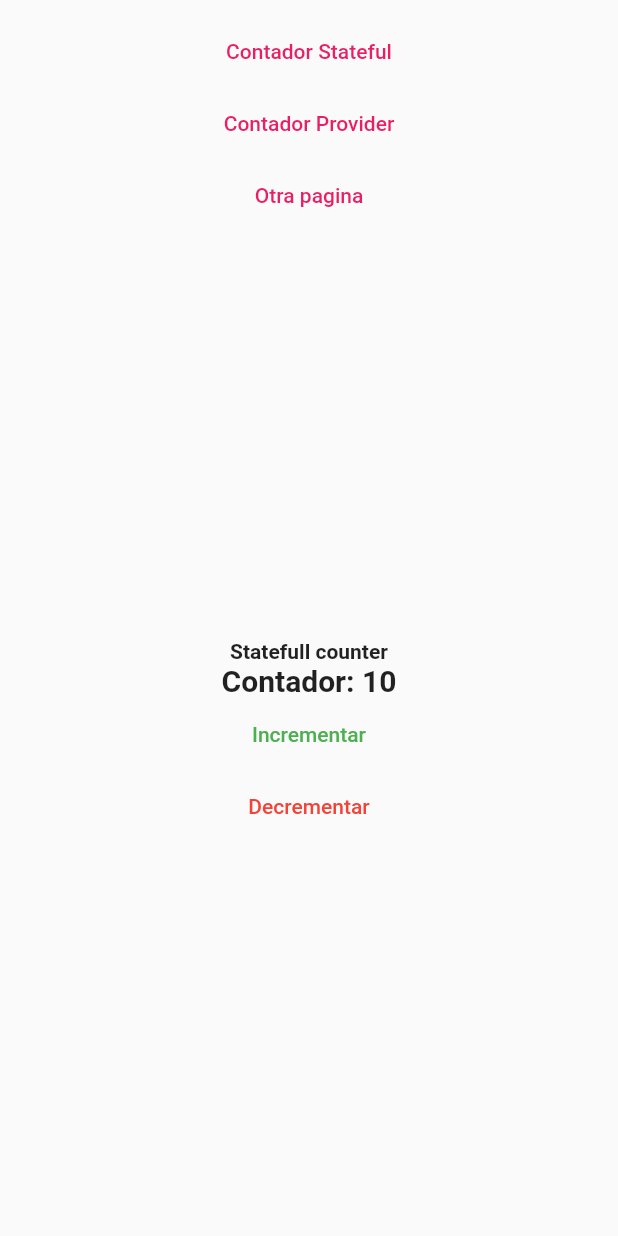
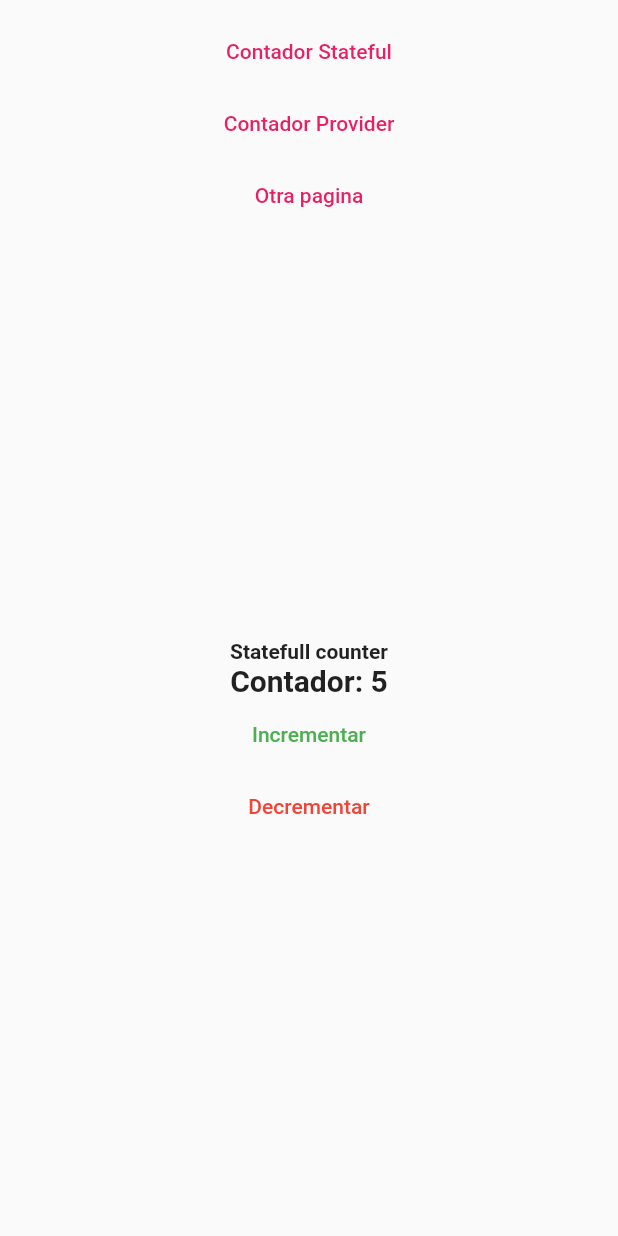
Before and after one commit to RobertoMdz/flutter-web-bases, a Flutter app: the screen it shows after launch, after a tap on "Contador Stateful", on a phone screen of 412 x 824 dp. Run offline on Flutter 3.47's test engine with Material 2 defaults, Android fonts, the phone set to English and light mode, and no system bars; our stand-ins replace fluro, get_it.

```diff
--- a/lib/main.dart
+++ b/lib/main.dart
@@ -1,11 +1,12 @@
 import 'package:bases_web/locator.dart';
 import 'package:bases_web/services/navigation_service.dart';
 import 'package:bases_web/ui/layout/main_layout_page.dart';
-import 'package:bases_web/ui/router/route_generator.dart';
+import 'package:bases_web/ui/router/router.dart';
 import 'package:flutter/material.dart';
 
 void main() {
   setupLocator();
+  Flurorouter.configureRoutes();
 
   runApp(MyApp());
 }
@@ -15,8 +16,10 @@ class MyApp extends StatelessWidget {
   Widget build(BuildContext context) {
     return MaterialApp(
       title: 'Material App',
-      initialRoute: '/stateful',
-      onGenerateRoute: RouteGenerator.generateRoute,
+      initialRoute: '/',
+      //onGenerateRoute: RouteGenerator.generateRoute,
+      onGenerateRoute: (routeSettigns) =>
+          Flurorouter.router.generator(routeSettigns),
       navigatorKey: locator<NavigationService>().navigatorKey,
       builder: (_, child) {
         return MainLayoutPge(child: child!);
--- a/lib/ui/router/route_generator.dart
+++ b/lib/ui/router/route_generator.dart
@@ -9,7 +9,11 @@ class RouteGenerator {
   static Route<dynamic> generateRoute(RouteSettings settings) {
     switch (settings.name) {
       case '/stateful':
-        return _fadeRoute(CounterView(), '/stateful');
+        return _fadeRoute(
+            CounterView(
+              base: '5',
+            ),
+            '/stateful');
       case '/provider':
         return _fadeRoute(CounterProviderView(), '/provider');
       default:
--- /dev/null
+++ b/lib/ui/router/router.dart
@@ -0,0 +1,57 @@
+import 'package:bases_web/ui/views/counter_provider_view.dart';
+import 'package:bases_web/ui/views/counter_view.dart';
+import 'package:bases_web/ui/views/page_404_view.dart';
+import 'package:fluro/fluro.dart';
+
+class Flurorouter {
+  static final FluroRouter router = FluroRouter();
+  static void configureRoutes() {
+    router.define(
+      '/',
+      handler: _counterHandler,
+      transitionType: TransitionType.fadeIn,
+    );
+
+    router.define(
+      '/stateful',
+      handler: _counterHandler,
+      transitionType: TransitionType.fadeIn,
+    );
+
+    router.define(
+      '/stateful/:base',
+      handler: _counterHandler,
+      transitionType: TransitionType.fadeIn,
+    );
+
+    router.define(
+      '/provider',
+      handler: _counterProviderHandler,
+      transitionType: TransitionType.fadeIn,
+    );
+
+    router.notFoundHandler = _pageNotFoundHanldler;
+  }
+
+  // Handlers
+  static Handler _counterHandler = Handler(
+    handlerFunc: (context, params) {
+      print(params);
+      return CounterView(
+        base: params['base']?[0] ?? '5',
+      );
+    },
+  );
+
+  static Handler _counterProviderHandler = Handler(
+    handlerFunc: (context, params) {
+      return CounterProviderView();
+    },
+  );
+
+  static Handler _pageNotFoundHanldler = Handler(
+    handlerFunc: (_, __) {
+      return Page404View();
+    },
+  );
+}
--- a/lib/ui/views/counter_view.dart
+++ b/lib/ui/views/counter_view.dart
@@ -2,7 +2,8 @@ import 'package:bases_web/ui/shared/custom_flat_button.dart';
 import 'package:flutter/material.dart';
 
 class CounterView extends StatefulWidget {
-  const CounterView({Key? key}) : super(key: key);
+  final String base;
+  const CounterView({Key? key, required this.base}) : super(key: key);
 
   @override
   _CounterViewState createState() => _CounterViewState();
@@ -10,6 +11,13 @@ class CounterView extends StatefulWidget {
 
 class _CounterViewState extends State<CounterView> {
   int counter = 10;
+
+  @override
+  void initState() {
+    super.initState();
+    if (int.tryParse(widget.base) != null) counter = int.parse(widget.base);
+  }
+
   @override
   Widget build(BuildContext context) {
     return Column(
--- a/lib/ui/views/page_404_view.dart
+++ b/lib/ui/views/page_404_view.dart
@@ -12,9 +12,9 @@ class Page404View extends StatelessWidget {
         children: [
           Text('Pagina 404'),
           CustomFlatButton(
-              text: 'Regresar',
-              onPress: () =>
-                  Navigator.pushReplacementNamed(context, '/stateful'))
+            text: 'Regresar',
+            onPress: () => Navigator.pushNamed(context, '/stateful'),
+          )
         ],
       ),
     );
--- a/pubspec.yaml
+++ b/pubspec.yaml
@@ -24,12 +24,10 @@ dependencies:
   flutter:
     sdk: flutter
 
-
-  # The following adds the Cupertino Icons font to your application.
-  # Use with the CupertinoIcons class for iOS style icons.
   cupertino_icons: ^1.0.2
   provider: ^5.0.0
   get_it: ^6.1.1
+  fluro: ^2.0.3
 
 dev_dependencies:
   flutter_test:
```
Also changed, not shown: lib/ui/shared/custom_app_menu.dart (+11 -4 lines), pubspec.lock.
